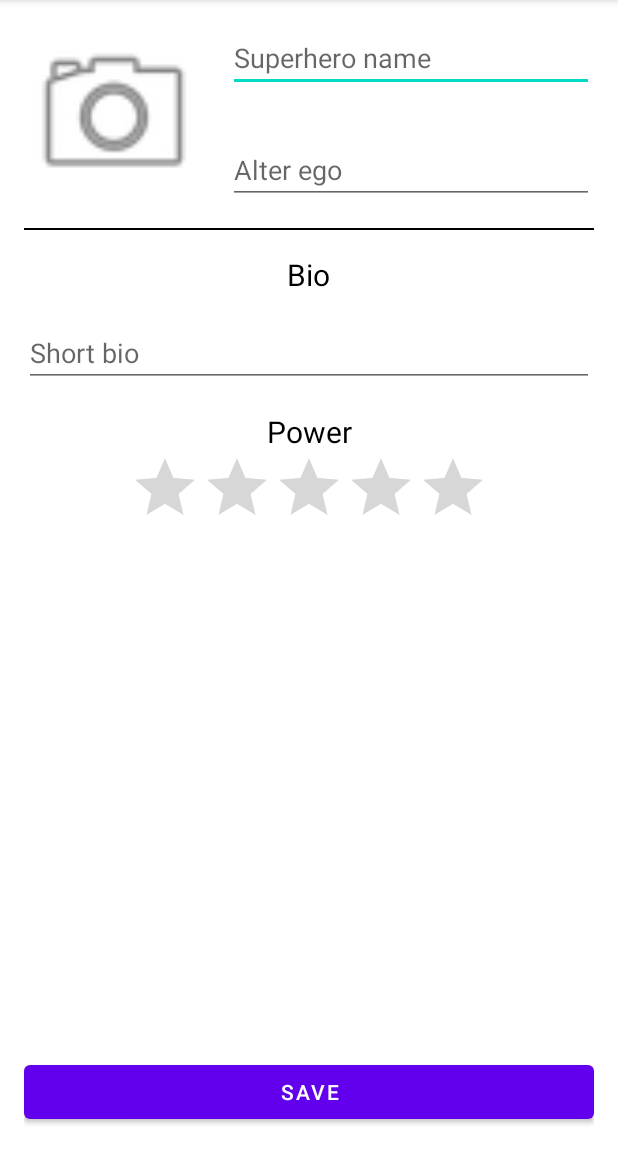
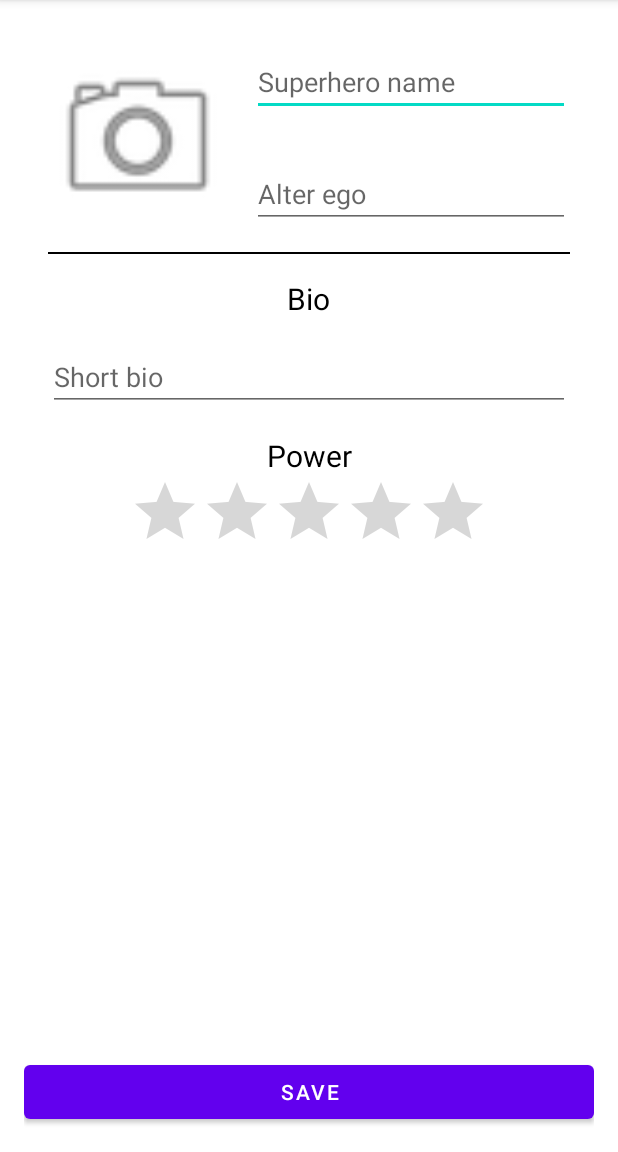
Before and after one commit to aitrecper/HeroesApp, an Android app: the screen it shows after launch (MainActivity), after a tap on an icon or button, on a phone screen of 412 x 824 dp, the part 84-1236 px from its top. Run offline under Robolectric (Android 15) with nearby library versions, the phone set to English and light mode, and no system bars; our stand-ins replace data binding; 1 statement that could not run was skipped.

Commit message:
Finished app

```diff
--- a/app/build.gradle
+++ b/app/build.gradle
@@ -7,12 +7,12 @@ plugins {
 
 android {
     namespace 'recio.aitor.heroesapp'
-    compileSdk 32
+    compileSdk 33
 
     defaultConfig {
         applicationId "recio.aitor.heroesapp"
         minSdk 21
-        targetSdk 32
+        targetSdk 33
         versionCode 1
         versionName "1.0"
 
--- a/app/src/main/java/recio/aitor/heroesapp/DetailActivity.kt
+++ b/app/src/main/java/recio/aitor/heroesapp/DetailActivity.kt
@@ -1,6 +1,7 @@
 package recio.aitor.heroesapp
 
 import android.graphics.Bitmap
+import android.graphics.BitmapFactory
 import androidx.appcompat.app.AppCompatActivity
 import android.os.Bundle
 import recio.aitor.heroesapp.databinding.ActivityDetailBinding
@@ -20,7 +21,9 @@ class DetailActivity : AppCompatActivity() {
         val bundle = intent.extras!!
 
         val superhero = bundle.getParcelable<Superhero>(SUPERHERO_KEY)!!
-        val bitmap = bundle.getParcelable<Bitmap>(BITMAP_KEY)!!
+        val bitmapDirectory = bundle.getString(BITMAP_KEY)!!
+
+        val bitmap = BitmapFactory.decodeFile(bitmapDirectory)
 
         binding.superhero = superhero
         binding.imageView.setImageBitmap(bitmap)
--- a/app/src/main/java/recio/aitor/heroesapp/MainActivity.kt
+++ b/app/src/main/java/recio/aitor/heroesapp/MainActivity.kt
@@ -2,17 +2,42 @@ package recio.aitor.heroesapp
 
 import android.content.Intent
 import android.graphics.Bitmap
+import android.graphics.BitmapFactory
+import android.net.Uri
+import android.os.Build
 import androidx.appcompat.app.AppCompatActivity
 import android.os.Bundle
+import android.os.Environment
 import android.provider.MediaStore
 import android.view.View
 import android.widget.ImageView
+import androidx.activity.result.contract.ActivityResultContracts
+import androidx.core.content.FileProvider
 import androidx.core.graphics.drawable.toBitmap
 import recio.aitor.heroesapp.databinding.ActivityMainBinding
+import java.io.File
 
 class MainActivity : AppCompatActivity() {
 
     private lateinit var heroImage : ImageView
+    private var heroBitmap : Bitmap? = null
+    private var picturePath = ""
+
+
+    //This method takes a preview of the image, replacing with one to save image on storage
+    /*private val getContent = registerForActivityResult(ActivityResultContracts.TakePicturePreview()){
+        bitmap ->
+        heroBitmap = bitmap
+        heroImage.setImageBitmap(heroBitmap!!)
+    }*/
+
+    private val getContent = registerForActivityResult(ActivityResultContracts.TakePicture()){
+        succes ->
+        if(succes && picturePath.isNotEmpty()){
+            heroBitmap = BitmapFactory.decodeFile(picturePath)
+            heroImage.setImageBitmap(heroBitmap!!)
+        }
+    }
 
     override fun onCreate(savedInstanceState: Bundle?) {
         super.onCreate(savedInstanceState)
@@ -37,24 +62,42 @@ class MainActivity : AppCompatActivity() {
 
     private fun openCamera() {
 
-        val cameraIntent = Intent(MediaStore.ACTION_IMAGE_CAPTURE)
-        startActivityForResult(cameraIntent, 1000)
+        //val cameraIntent = Intent(MediaStore.ACTION_IMAGE_CAPTURE)
+        //startActivityForResult(cameraIntent, 1000) Deprecated
+        val file = createImageFile()
+
+        val uri = if(Build.VERSION.SDK_INT >= Build.VERSION_CODES.N){
+            FileProvider.getUriForFile(this,"$packageName.provider",file)
+        }else{
+            Uri.fromFile(file)
+        }
+        getContent.launch(uri)
+    }
+
+    private fun createImageFile(): File {
+
+        val fileName = "superhero_image"
+        val fileDirectory = getExternalFilesDir(Environment.DIRECTORY_PICTURES)
+        val file = File.createTempFile(fileName,"jpg",fileDirectory)
+        picturePath = file.absolutePath
+        return file
     }
 
     private fun openDetailsActivity(superhero: Superhero ) {
         val intent = Intent(this, DetailActivity::class.java )
         intent.putExtra(DetailActivity.SUPERHERO_KEY, superhero)
-        intent.putExtra(DetailActivity.BITMAP_KEY, heroImage.drawable.toBitmap())
+        intent.putExtra(DetailActivity.BITMAP_KEY, picturePath)
         startActivity(intent)
     }
 
+    /* Deprecated
     override fun onActivityResult(requestCode: Int, resultCode: Int, data: Intent?) {
         super.onActivityResult(requestCode, resultCode, data)
 
         if(resultCode == RESULT_OK && resultCode == 1000){
             val extras = data?.extras
-            val heroBitmap = extras?.getParcelable<Bitmap>("data")
-            heroImage.setImageBitmap(heroBitmap)
+            heroBitmap = extras?.get("data") as Bitmap
+            heroImage.setImageBitmap(heroBitmap!!)
         }
-    }
+    }*/
 }
--- a/app/src/main/res/layout/activity_main.xml
+++ b/app/src/main/res/layout/activity_main.xml
@@ -6,10 +6,25 @@
     <data>
 
     </data>
-
     <RelativeLayout
         android:layout_width="match_parent"
-        android:layout_height="match_parent"
+        android:layout_height="wrap_content"
+        android:padding="16dp"
+        tools:context=".MainActivity">
+        <Button
+            android:id="@+id/saveButton"
+            android:layout_width="match_parent"
+            android:layout_height="wrap_content"
+            android:layout_alignParentBottom="true"
+            android:text="SAVE" />
+        <ScrollView
+            android:layout_width="match_parent"
+            android:layout_height="wrap_content"
+            android:layout_alignParentTop="true"
+            android:layout_above="@+id/saveButton">
+            <RelativeLayout
+                android:layout_width="match_parent"
+                android:layout_height="wrap_content"
                 android:padding="16dp"
                 tools:context=".MainActivity">
 
@@ -83,12 +98,7 @@
                     android:secondaryProgressTint="@color/gray40"
                     android:layout_centerHorizontal="true"/>
 
-        <Button
-            android:id="@+id/saveButton"
-            android:layout_width="match_parent"
-            android:layout_height="wrap_content"
-            android:layout_alignParentBottom="true"
-            android:text="SAVE" />
-
+            </RelativeLayout>
+        </ScrollView>
     </RelativeLayout>
 </layout>
--- /dev/null
+++ b/app/src/main/res/xml/provider_paths.xml
@@ -0,0 +1,4 @@
+<?xml version="1.0" encoding="utf-8"?>
+<paths>
+    <external-files-path name="heroes_external_storage" path="."/>
+</paths>
```
Also changed, not shown: app/src/main/AndroidManifest.xml (+10 -0 lines), app/src/main/res/layout/activity_detail.xml (+21 -10 lines). Lines whose indentation alone changed are shown as unchanged.
